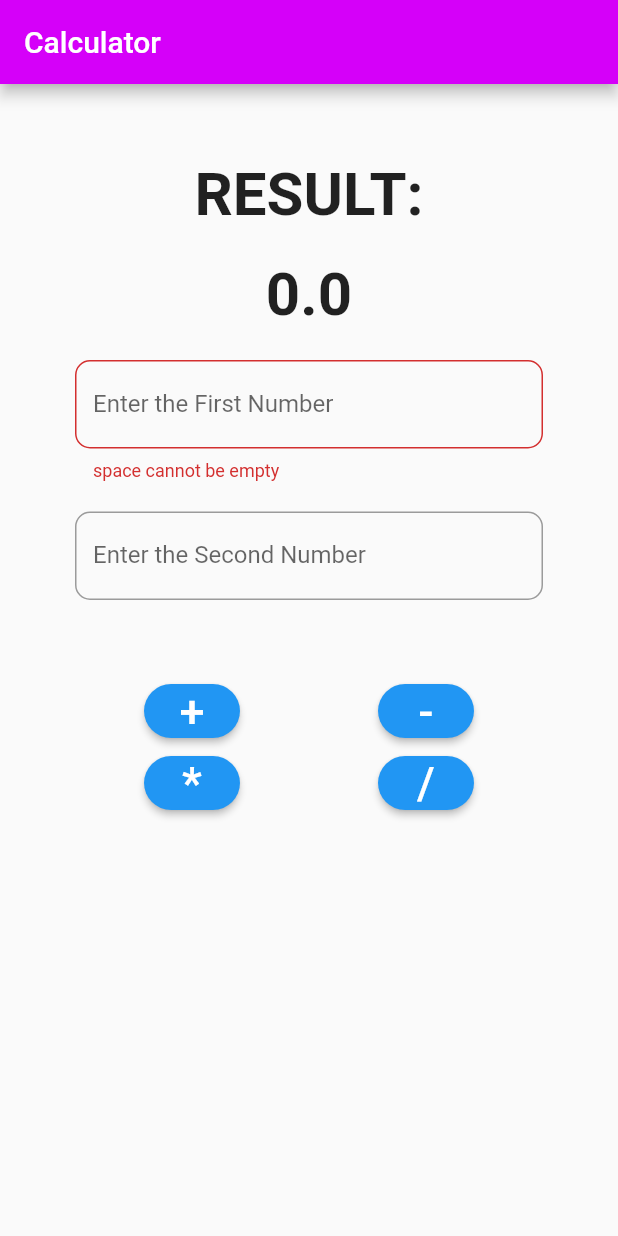
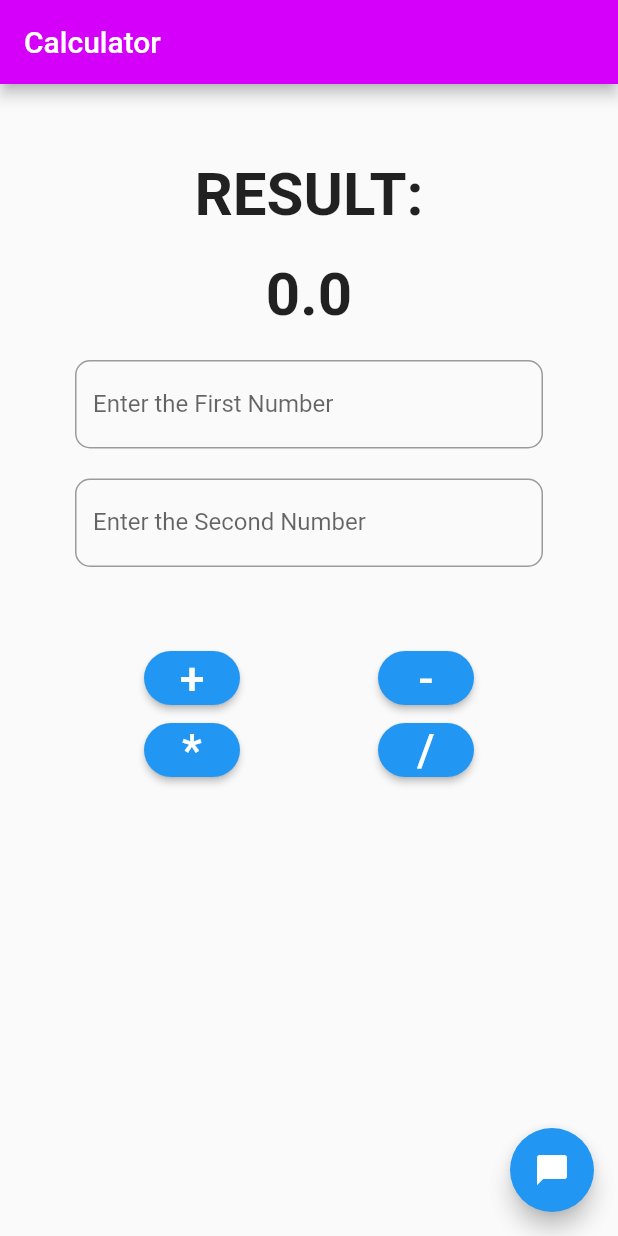
Before and after one commit to Simplifiedsolomon/MyFirstSimpleCalculator, a Flutter app: the screen it shows after launch, on a phone screen of 412 x 824 dp. Run offline on Flutter 3.47's test engine with Material 2 defaults, Android fonts, the phone set to English and light mode, and no system bars.

Commit message:
FAB added

```diff
--- a/lib/main.dart
+++ b/lib/main.dart
@@ -45,7 +45,7 @@ class _MyAppState extends State<MyApp> {
                   decoration: InputDecoration(
                     labelText: 'Enter the First Number',
                     hintText: 'First Number',
-                    errorText: 'space cannot be empty',
+                    //errorText: 'space cannot be empty',
                     border: OutlineInputBorder(
                       borderRadius: BorderRadius.circular(10),
                     ),
@@ -138,6 +138,10 @@ class _MyAppState extends State<MyApp> {
             ),
           ),
         ),
+        floatingActionButton: FloatingActionButton(
+          onPressed: () {},
+          child: Icon(Icons.messenger),
+        ),
       ),
     );
   }
```
